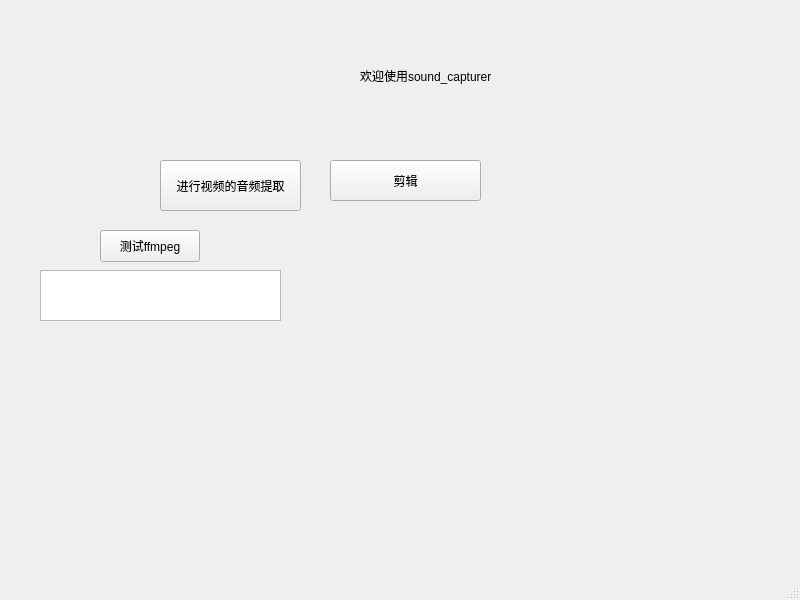
The window that mainwindow.ui (xyzlyz/audiolab) describes before a commit, drawn with Qt 5.
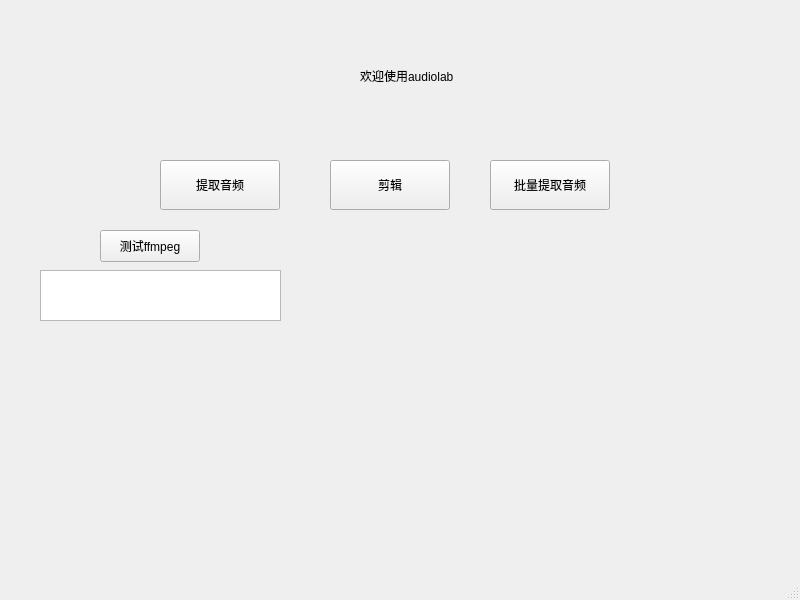
The same window after the commit.

Commit message: three buttons

Diff of the .ui file:
```diff
--- a/mainwindow.ui
+++ b/mainwindow.ui
@@ -17,14 +17,14 @@
    <widget class="QPushButton" name="To_audioextract">
     <property name="geometry">
      <rect>
-      <x>160</x>
+      <x>490</x>
       <y>160</y>
-      <width>141</width>
-      <height>51</height>
+      <width>120</width>
+      <height>50</height>
      </rect>
     </property>
     <property name="text">
-     <string>进行视频的音频提取</string>
+     <string>批量提取音频</string>
     </property>
    </widget>
    <widget class="QLabel" name="label">
@@ -37,7 +37,7 @@
      </rect>
     </property>
     <property name="text">
-     <string>欢迎使用sound_capturer</string>
+     <string>欢迎使用audiolab</string>
     </property>
    </widget>
    <widget class="QPushButton" name="To_ffmpeg_test">
@@ -63,19 +63,32 @@
      </rect>
     </property>
    </widget>
-   <widget class="QToolButton" name="To_audiocut">
+   <widget class="QPushButton" name="To_audiocut">
     <property name="geometry">
      <rect>
       <x>330</x>
       <y>160</y>
-      <width>151</width>
-      <height>41</height>
+      <width>120</width>
+      <height>50</height>
      </rect>
     </property>
     <property name="text">
      <string>剪辑</string>
     </property>
    </widget>
+   <widget class="QPushButton" name="pushButton">
+    <property name="geometry">
+     <rect>
+      <x>160</x>
+      <y>160</y>
+      <width>120</width>
+      <height>50</height>
+     </rect>
+    </property>
+    <property name="text">
+     <string>提取音频</string>
+    </property>
+   </widget>
   </widget>
   <widget class="QMenuBar" name="menubar">
    <property name="geometry">
```
Left out of the diff: 2 changed lines with no effect on the pictures. The commit also changes 2 other files.
